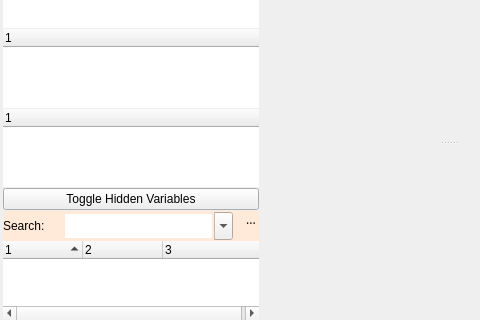
Above: src/ui/trigger_editor.ui from Mudlet/Mudlet before the change; both pictures show x 0 to 480 and y 368 to 688 of the 636 by 688 pixel window. Below: the same form after it.
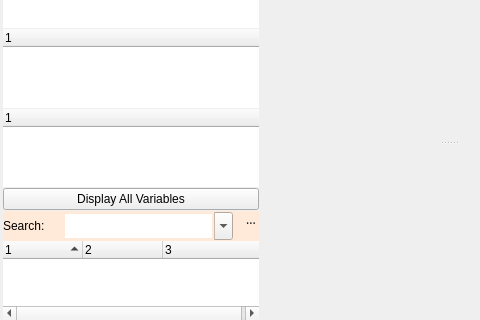
That is the form after the change. Icons and pictures are not drawn. Custom widgets are drawn as their Qt base class.

Commit message: Tidy: clean up trigger_editor form

```diff
--- a/src/ui/trigger_editor.ui
+++ b/src/ui/trigger_editor.ui
@@ -508,11 +508,19 @@
                  <item>
                   <widget class="QPushButton" name="toggleHiddenVarsButton">
                    <property name="text">
-                    <string>Toggle Hidden Variables</string>
+                    <string>Display All Variables</string>
+                   </property>
+                   <property name="icon">
+                    <iconset resource="../mudlet_alpha.qrc">
+                     <normaloff>:/icons/tag_checkbox.png</normaloff>
+                     <normalon>:/icons/tag_checkbox_checked.png</normalon>:/icons/tag_checkbox.png</iconset>
                    </property>
                    <property name="checkable">
                     <bool>true</bool>
                    </property>
+                   <property name="checked">
+                    <bool>false</bool>
+                   </property>
                    <property name="autoDefault">
                     <bool>false</bool>
                    </property>
```
Left out of the diff: 51 changed lines with no effect on the pictures. The commit also changes 3 other files.
